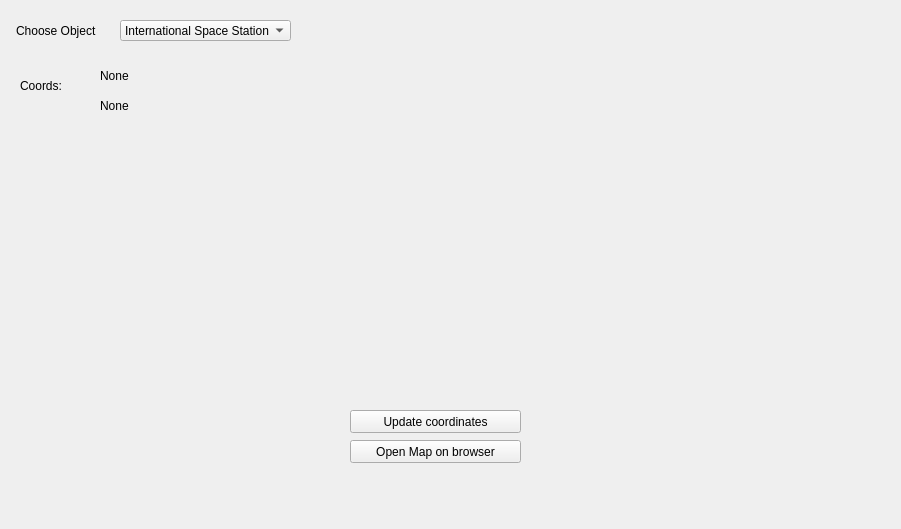
This is ui/untitled.ui in SadnessPWNZ/SpaceStationsProject as Qt 5 draws it before an edit. The edited form follows.
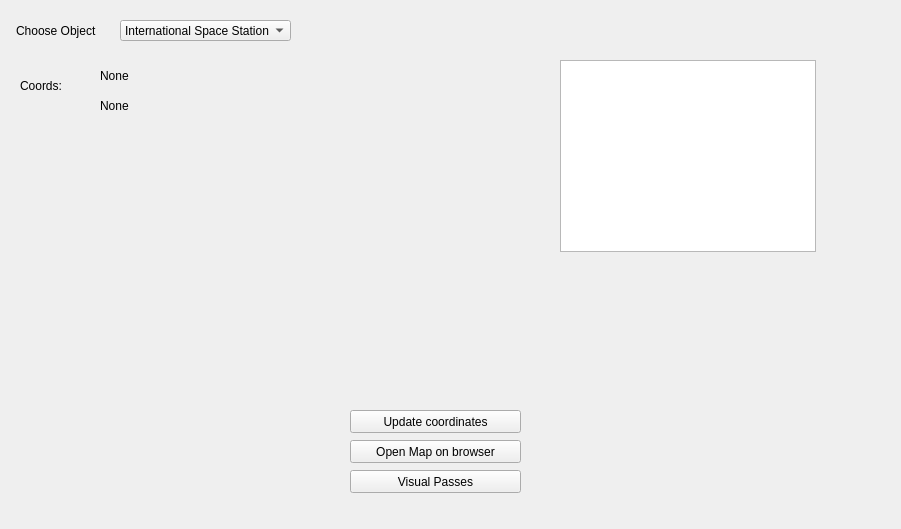
This is the edited form. Icons and pictures are not drawn.

What changed in the file:
```diff
--- a/ui/untitled.ui
+++ b/ui/untitled.ui
@@ -149,6 +149,32 @@
     <string>Choose Object</string>
    </property>
   </widget>
+  <widget class="QPushButton" name="VisualPasses">
+   <property name="geometry">
+    <rect>
+     <x>350</x>
+     <y>470</y>
+     <width>171</width>
+     <height>23</height>
+    </rect>
+   </property>
+   <property name="whatsThis">
+    <string>&lt;html&gt;&lt;head/&gt;&lt;body&gt;&lt;p&gt;Open current map location of station&lt;/p&gt;&lt;p&gt;&lt;br/&gt;&lt;/p&gt;&lt;/body&gt;&lt;/html&gt;</string>
+   </property>
+   <property name="text">
+    <string>Visual Passes</string>
+   </property>
+  </widget>
+  <widget class="QListWidget" name="listWidget">
+   <property name="geometry">
+    <rect>
+     <x>560</x>
+     <y>60</y>
+     <width>256</width>
+     <height>192</height>
+    </rect>
+   </property>
+  </widget>
  </widget>
  <resources/>
  <connections/>
```
Left out of the diff: 3 changed lines with no effect on the pictures.
